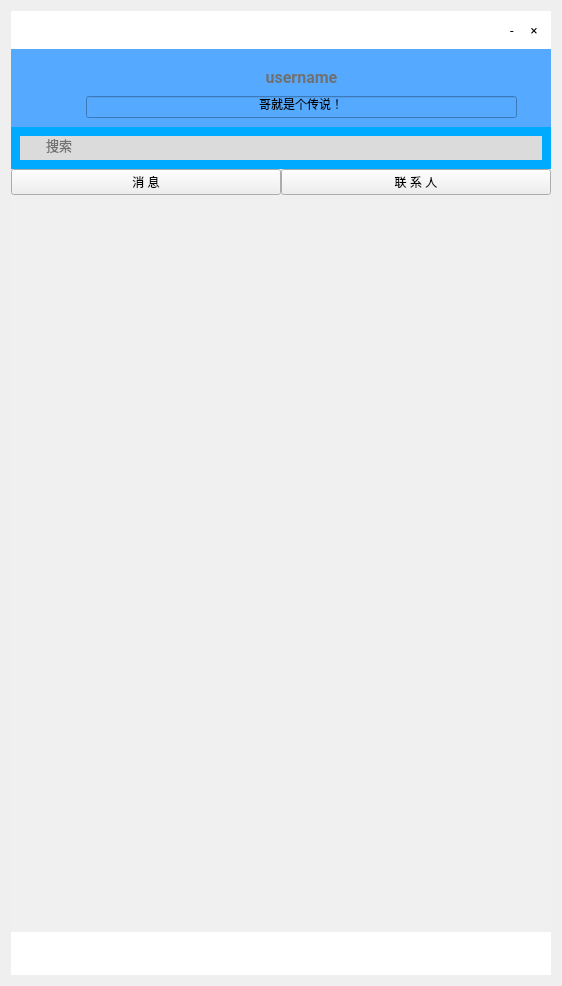
Before: the Qt Designer form Client/client.ui in BIT-Linpop-DevTeam/LinpopClientDemo, drawn with Qt 5.
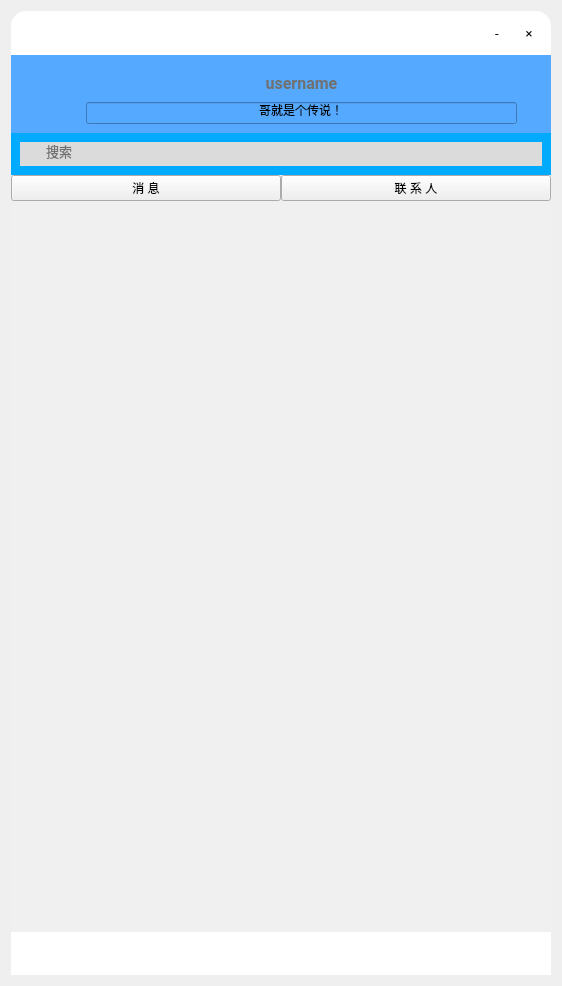
After: the same form once the commit is applied. Icons and pictures are not drawn.

The edit to the form file:
```diff
--- a/Client/client.ui
+++ b/Client/client.ui
@@ -22,10 +22,10 @@
   <property name="styleSheet">
    <string notr="true">
 
-QWidget#scrollAreaWidgetContents_3{background-color: rgb(255, 255, 255,10);
+QWidget#scrollAreaWidgetContents_3{background-color: rgba(255, 255, 255,10);
 border-image: url(:/src/GUI/Main.png);
 }
-QWidget#scrollAreaWidgetContents_2{background-color: rgb(255, 255, 255,10);
+QWidget#scrollAreaWidgetContents_2{background-color: rgba(255, 255, 255,10);
 border-image: url(:/src/GUI/Main.png);
 }
 QRadioButton{
@@ -57,6 +57,8 @@
     <widget class="QWidget" name="top" native="true">
      <property name="styleSheet">
       <string notr="true">background-color: rgb(255, 255, 255);
+border-top-right-radius:15px;
+border-top-left-radius:15px;
 </string>
      </property>
      <layout class="QHBoxLayout" name="horizontalLayout_4">
@@ -83,14 +85,14 @@
        <widget class="QPushButton" name="minimizeButton">
         <property name="minimumSize">
          <size>
-          <width>16</width>
-          <height>16</height>
+          <width>26</width>
+          <height>26</height>
          </size>
         </property>
         <property name="maximumSize">
          <size>
-          <width>16</width>
-          <height>16</height>
+          <width>26</width>
+          <height>26</height>
          </size>
         </property>
         <property name="font">
@@ -121,14 +123,14 @@
        <widget class="QPushButton" name="closeButton">
         <property name="minimumSize">
          <size>
-          <width>16</width>
-          <height>16</height>
+          <width>26</width>
+          <height>26</height>
          </size>
         </property>
         <property name="maximumSize">
          <size>
-          <width>16</width>
-          <height>16</height>
+          <width>26</width>
+          <height>26</height>
          </size>
         </property>
         <property name="font">
@@ -431,7 +433,7 @@
               <x>0</x>
               <y>0</y>
               <width>542</width>
-              <height>775</height>
+              <height>737</height>
              </rect>
             </property>
             <property name="sizePolicy">
```
Left out of the diff: 2 changed lines with no effect on the pictures.
